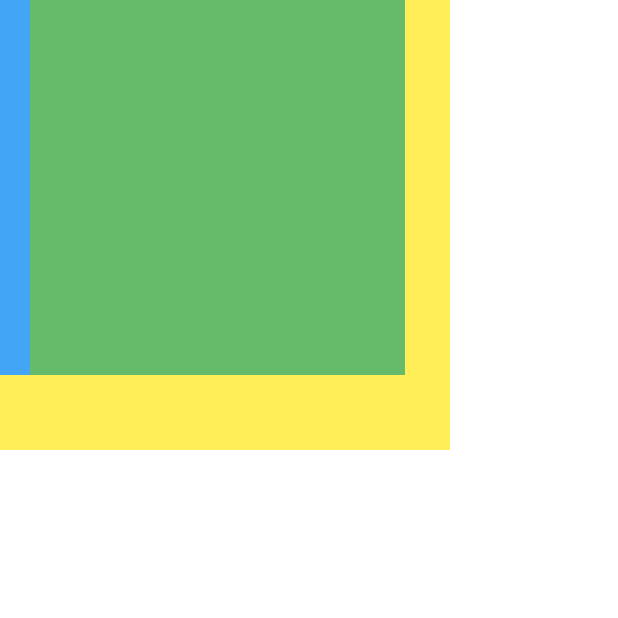
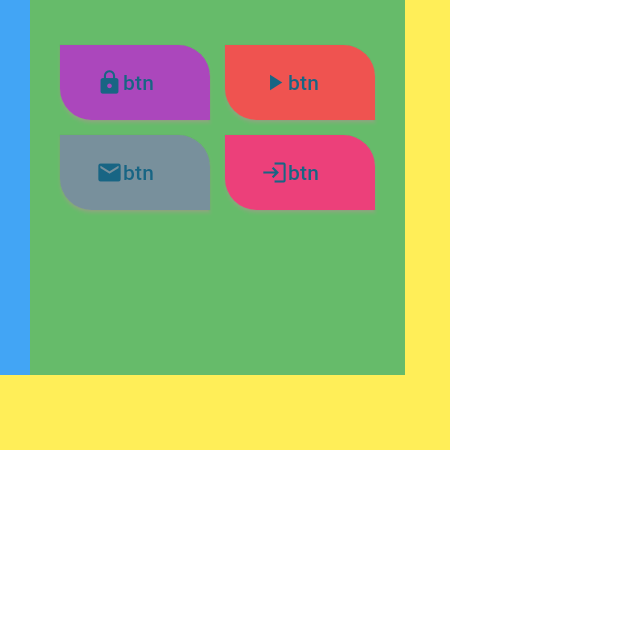
Before and after one commit to pranjal6314/Flutter, a Flutter app: the screen it shows after launch, on a phone screen of 412 x 824 dp, the top half of it. Run offline on Flutter 3.47's test engine with Material 2 defaults, Android fonts, the phone set to English and light mode, and no system bars.

Commit message:
custom button widget

```diff
--- /dev/null
+++ b/lib/custom_button.dart
@@ -0,0 +1,40 @@
+import 'package:flutter/material.dart';
+
+class MyButton extends StatelessWidget {
+  final String btnName;
+  final Icon? icon;
+  final Color? btnColor;
+  final TextStyle? btnStyle;
+  final VoidCallback? callBack;
+
+  MyButton(
+      {required this.btnName,
+      this.icon,
+      this.btnColor = Colors.green,
+      this.btnStyle,
+      this.callBack});
+  @override
+  Widget build(BuildContext context) {
+    return Container(
+      height: 50,
+      width: 100,
+      child: ElevatedButton(
+        onPressed: () {
+          callBack!();
+        },
+        child: icon != null
+            ? Row(
+                children: [icon!, Text(btnName)],
+              )
+            : Text(btnName),
+        style: ElevatedButton.styleFrom(
+            backgroundColor: btnColor,
+            shadowColor: Colors.red[100],
+            shape: RoundedRectangleBorder(
+                borderRadius: BorderRadius.only(
+                    topRight: Radius.circular(21),
+                    bottomLeft: Radius.circular(21)))),
+      ),
+    );
+  }
+}
--- a/lib/main.dart
+++ b/lib/main.dart
@@ -1,4 +1,5 @@
 import 'package:firstapp/card.dart';
+import 'package:firstapp/custom_button.dart';
 import 'package:firstapp/date_time.dart';
 import 'package:firstapp/grid.dart';
 import 'package:firstapp/input.dart';
@@ -31,6 +32,7 @@ class MyApp extends StatelessWidget {
         // home: const MyHomePage(title: 'Pranjal Choudhary'),
         // home: InputWidget(),/
         home: const SizedBox(height: 400, width: 400, child: StackWidget())
+
         // home: UsingGrid()
         );
     // home: CurrDateTime());
--- a/lib/stack.dart
+++ b/lib/stack.dart
@@ -1,3 +1,4 @@
+import 'package:firstapp/custom_button.dart';
 import 'package:flutter/material.dart';
 
 class StackWidget extends StatefulWidget {
@@ -33,7 +34,70 @@ class _StackWidgetState extends State<StackWidget> {
                 height: 250,
                 width: 250,
                 color: Colors.green[400],
-              ))
+              )),
+          Positioned(
+            left: 40,
+            top: 30,
+            child: Container(
+              // width: 100,
+              child: MyButton(
+                btnName: 'btn',
+                btnColor: Colors.purple[400],
+                icon: const Icon(Icons.lock),
+                callBack: () {
+                  print("Lock");
+                },
+              ),
+            ),
+          ),
+          Positioned(
+            left: 150,
+            top: 30,
+            child: Center(
+              // height: 100,
+              // width: 100,
+              child: MyButton(
+                btnName: 'btn',
+                btnColor: Colors.red[400],
+                icon: const Icon(Icons.play_arrow),
+                callBack: () {
+                  print("Play");
+                },
+              ),
+            ),
+          ),
+          Positioned(
+            left: 40,
+            top: 90,
+            child: Center(
+              // height: 100,
+              // width: 100,
+              child: MyButton(
+                btnName: 'btn',
+                btnColor: Colors.blueGrey[400],
+                icon: const Icon(Icons.mail),
+                callBack: () {
+                  print("Mail");
+                },
+              ),
+            ),
+          ),
+          Positioned(
+            left: 150,
+            top: 90,
+            child: Center(
+              // height: 100,
+              // width: 100,
+              child: MyButton(
+                btnName: 'btn',
+                btnColor: Colors.pink[400],
+                icon: const Icon(Icons.login),
+                callBack: () {
+                  print("Login");
+                },
+              ),
+            ),
+          ),
         ],
       ),
     );
```
